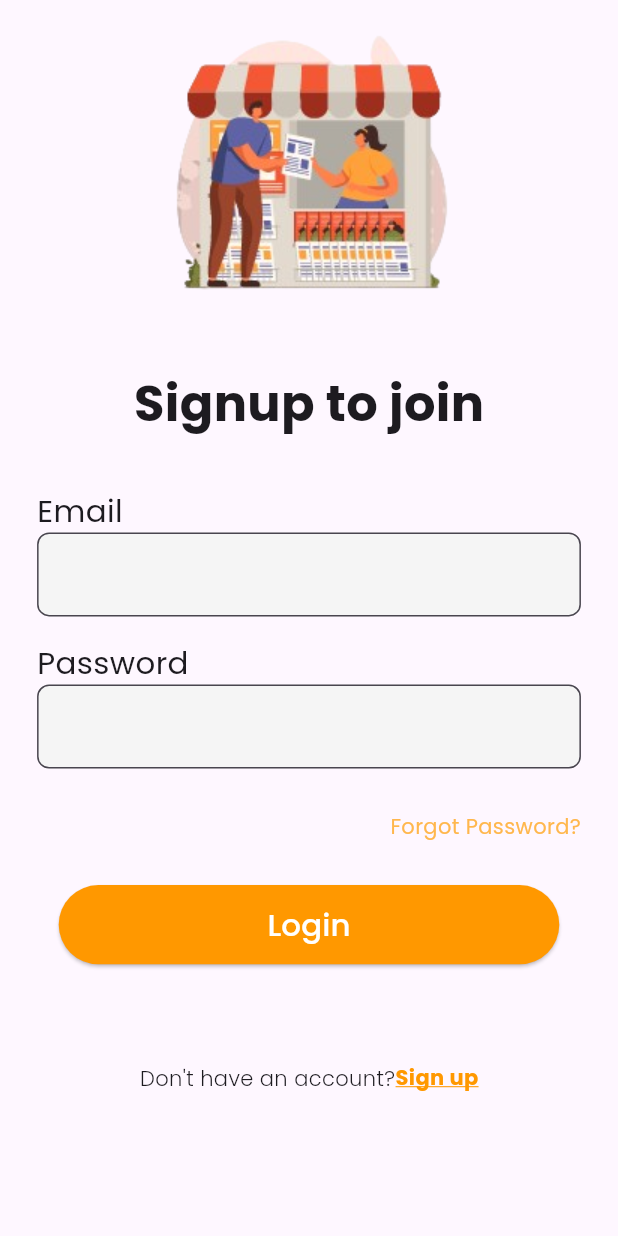
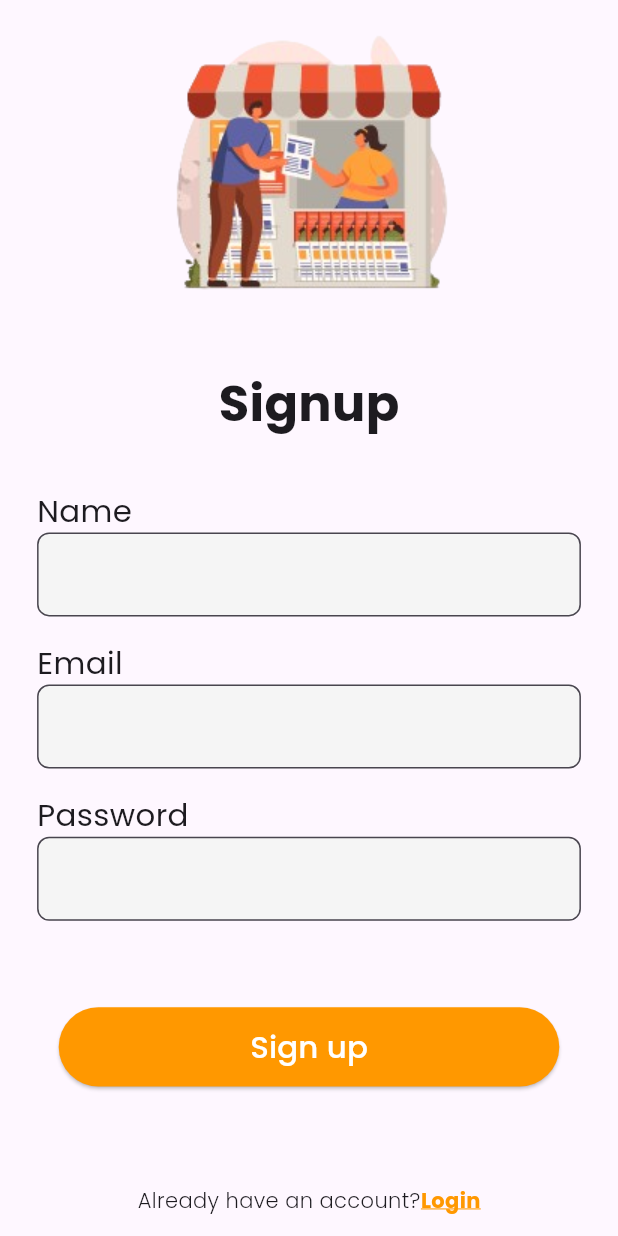
Before and after one commit to SHAKTHI-VEL/SHAKTHI_NEWS, a Flutter app: the screen it shows after launch, on a phone screen of 412 x 824 dp. Run offline on Flutter 3.47's test engine with Material 3 defaults, Android fonts, the light colour scheme and no system bars; our stand-ins replace google_fonts.

Commit message:
signup page ui sorted

```diff
--- a/lib/features/Signup/ui/signup.dart
+++ b/lib/features/Signup/ui/signup.dart
@@ -32,7 +32,7 @@ class _SignupState extends State<Signup> {
                 height: height * 0.04,
               ),
               Text(
-                'Signup to join',
+                'Signup',
                 style: GoogleFonts.poppins(
                     fontSize: height * 0.04, fontWeight: FontWeight.bold),
               ),
@@ -46,6 +46,22 @@ class _SignupState extends State<Signup> {
                 child: Column(
                   crossAxisAlignment: CrossAxisAlignment.start,
                   children: [
+                    Text('Name',
+                        style: GoogleFonts.poppins(
+                            fontSize: height * 0.025,
+                            fontWeight: FontWeight.w400)),
+                    TextField(
+                      controller: namecontroller,
+                      decoration: InputDecoration(
+                        fillColor: Colors.grey.shade100,
+                        filled: true,
+                        border: OutlineInputBorder(
+                            borderRadius: BorderRadius.circular(8)),
+                      ),
+                    ),
+                    SizedBox(
+                      height: height * 0.02,
+                    ),
                     Text('Email',
                         style: GoogleFonts.poppins(
                             fontSize: height * 0.025,
@@ -79,20 +95,7 @@ class _SignupState extends State<Signup> {
                     SizedBox(
                       height: height * 0.035,
                     ),
-                    Row(
-                      mainAxisAlignment: MainAxisAlignment.end,
-                      children: [
-                        InkWell(
-                          child: Text(
-                            'Forgot Password?',
-                            style: GoogleFonts.poppins(
-                                fontSize: height * 0.017,
-                                color: Colors.orange.shade300),
-                          ),
-                          onTap: () {},
-                        )
-                      ],
-                    ),
+
                     SizedBox(
                       height: height * 0.035,
                     ),
@@ -107,7 +110,7 @@ class _SignupState extends State<Signup> {
                                 backgroundColor: Colors.orange),
                             onPressed: () {},
                             child: Text(
-                              'Login',
+                              'Sign up',
                               style: GoogleFonts.poppins(
                                   fontSize: height * 0.025,
                                   color: Colors.white),
@@ -122,7 +125,7 @@ class _SignupState extends State<Signup> {
                     Row(mainAxisAlignment: MainAxisAlignment.center, children: [
                       Text.rich(
                         TextSpan(
-                          text: 'Don\'t have an account?',
+                          text: 'Already have an account?',
                           style: GoogleFonts.poppins(
                               fontSize: height * 0.017,
                               fontWeight: FontWeight.w300),
@@ -131,7 +134,7 @@ class _SignupState extends State<Signup> {
                               child: InkWell(
                                 onTap: (){},
                                 child: Text(
-                                  'Sign up',
+                                  'Login',
                                   style: GoogleFonts.poppins(
                                       fontSize: height * 0.017,
                                       fontWeight: FontWeight.bold,
```
